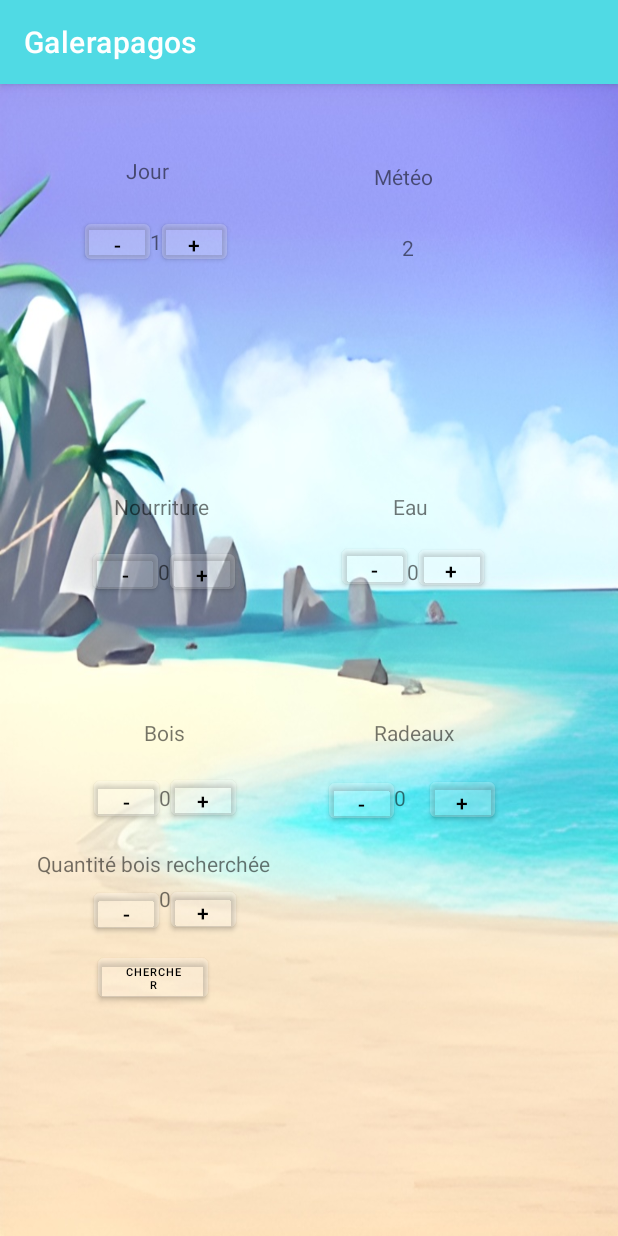
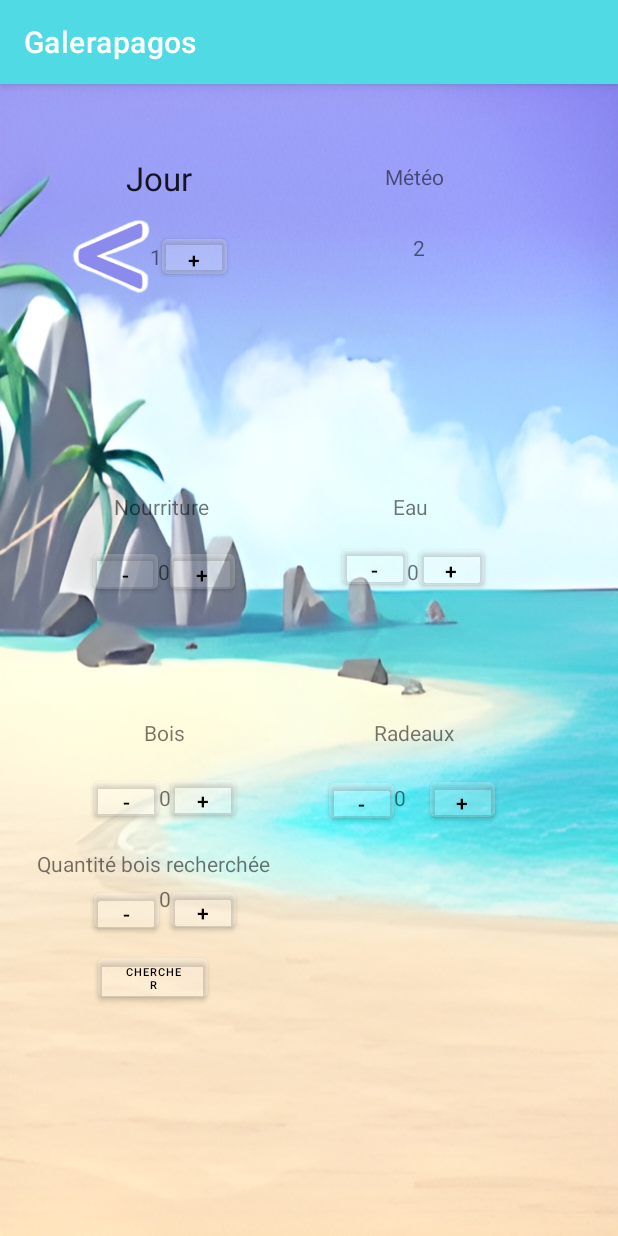
Before and after one commit to MateoLaville/Galerapagos, an Android app: the screen it shows after launch (MainActivity), on a phone screen of 412 x 824 dp. Run offline under Robolectric (Android 15) with nearby library versions, the phone set to English and light mode, and no system bars.

Commit message:
1ere Réussite, boutons images

```diff
--- a/app/src/main/res/layout/activity_main.xml
+++ b/app/src/main/res/layout/activity_main.xml
@@ -20,7 +20,7 @@
         app:layout_constraintBottom_toBottomOf="@+id/day"
         app:layout_constraintStart_toEndOf="@+id/day"
         app:layout_constraintTop_toTopOf="@+id/day" />
-
+<!--
     <Button
         android:id="@+id/decrDay"
         android:layout_width="43dp"
@@ -32,6 +32,16 @@
         app:layout_constraintBottom_toBottomOf="@+id/day"
         app:layout_constraintEnd_toStartOf="@+id/day"
         app:layout_constraintTop_toTopOf="@+id/day" />
+-->
+    <ImageButton
+        android:id="@+id/decrDay"
+        android:layout_width="52dp"
+        android:layout_height="50dp"
+        android:background="@drawable/precedent"
+        android:onClick="decrDay"
+        app:layout_constraintBottom_toBottomOf="@+id/day"
+        app:layout_constraintEnd_toStartOf="@+id/day"
+        app:layout_constraintTop_toTopOf="@+id/day" />
 
     <TextView
         android:id="@+id/textView11"
@@ -40,6 +50,7 @@
         android:layout_marginStart="84dp"
         android:layout_marginTop="48dp"
         android:text="Jour"
+        android:textAppearance="@style/TextAppearance.AppCompat.Large"
         app:layout_constraintStart_toStartOf="parent"
         app:layout_constraintTop_toTopOf="parent" />
 
```
Also changed, not shown: app/src/main/res/drawable/moins.png (added), app/src/main/res/drawable/plus.png (added), app/src/main/res/drawable/precedent.png (added), app/src/main/res/drawable/suivant.png (added).
